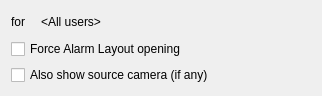
This is client/src/ui/widgets/business/show_on_alarm_layout_action_widget.ui in networkoptix/nx_open as Qt 5 draws it before an edit. The edited form follows.
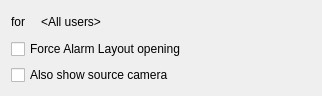
This is the edited form.

Commit message:
VMS-1459: Add option 'Use Source Camera'
<==== Mercurial data ====>
Branch: dev_2.5.0_gui

```diff
--- a/client/src/ui/widgets/business/show_on_alarm_layout_action_widget.ui
+++ b/client/src/ui/widgets/business/show_on_alarm_layout_action_widget.ui
@@ -54,7 +54,7 @@
    <item row="2" column="0" colspan="3">
     <widget class="QCheckBox" name="useSourceCheckBox">
      <property name="text">
-      <string>Also show source camera (if any)</string>
+      <string>Also show source camera</string>
      </property>
     </widget>
    </item>
```
The commit also changes 2 other files.
